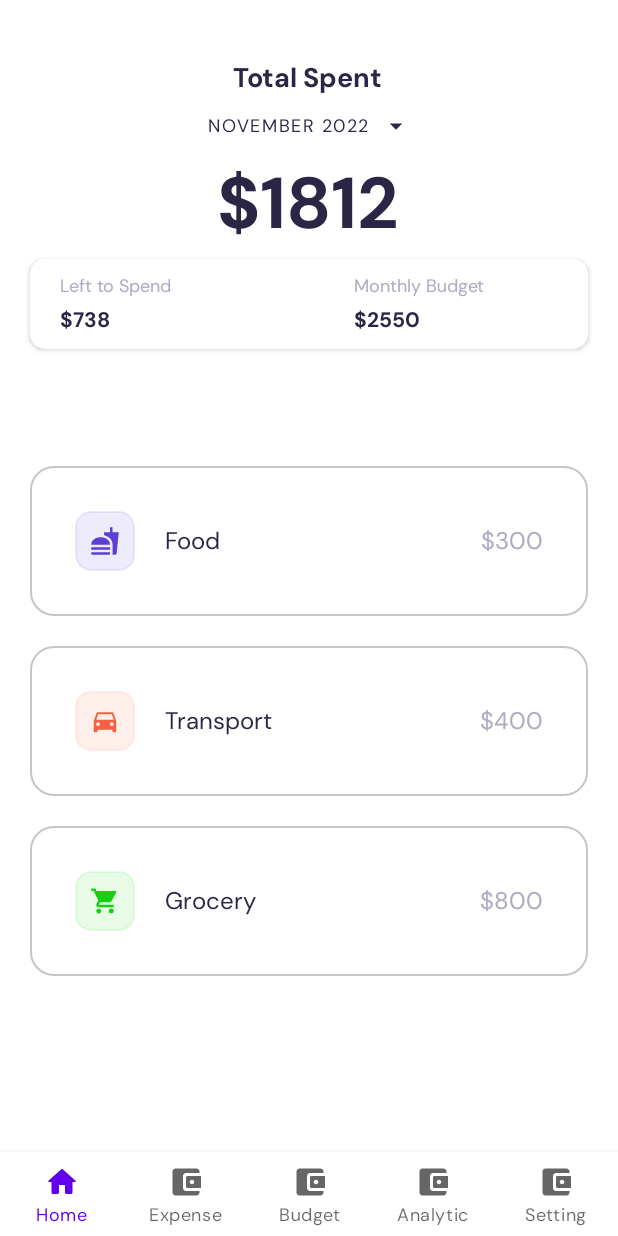
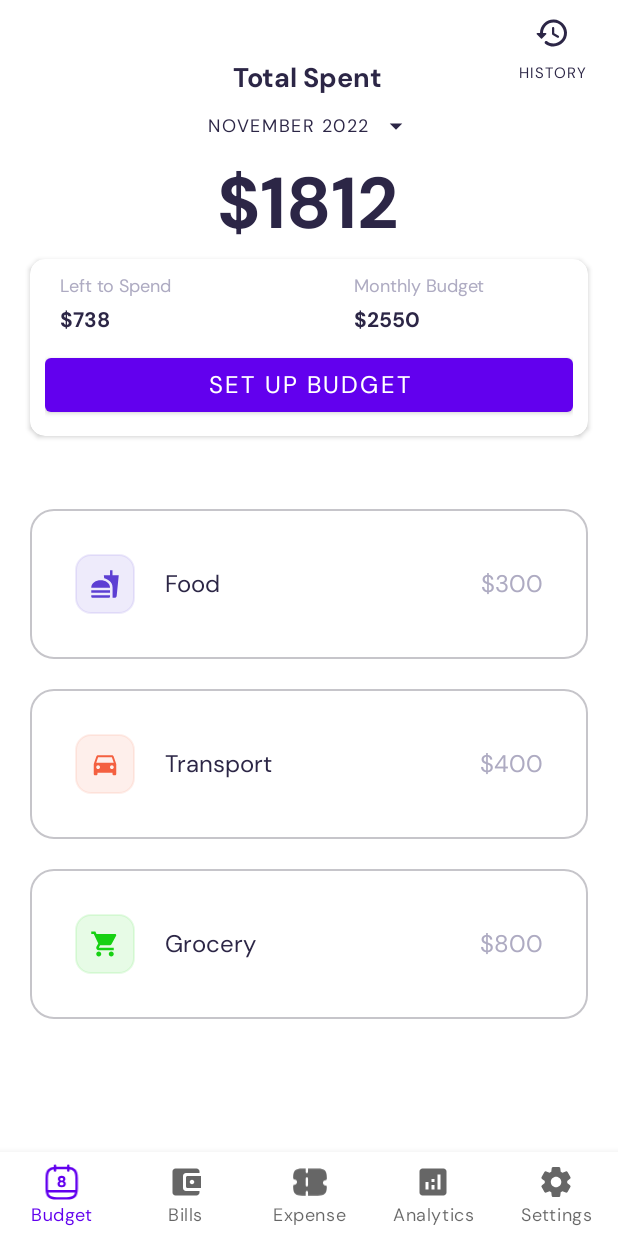
Before and after one commit to asojischool/ANDE_Assignment_Budget, an Android app: the MainActivity screen opened directly, with no data from a screen before it, on a phone screen of 412 x 824 dp. Run offline under Robolectric (Android 15) with nearby library versions, the phone set to English and light mode, and no system bars; libraries missing offline, so code that uses them is left out: com.whiteelephant.monthpicker; 2 statements that could not run were skipped.

Commit message:
Update icons and Add button

```diff
--- /dev/null
+++ b/app/src/main/res/drawable/ic_baseline_analytics_24.xml
@@ -0,0 +1,5 @@
+<vector android:height="24dp" android:tint="#FCFCFC"
+    android:viewportHeight="24" android:viewportWidth="24"
+    android:width="24dp" xmlns:android="http://schemas.android.com/apk/res/android">
+    <path android:fillColor="@android:color/white" android:pathData="M19,3L5,3c-1.1,0 -2,0.9 -2,2v14c0,1.1 0.9,2 2,2h14c1.1,0 2,-0.9 2,-2L21,5c0,-1.1 -0.9,-2 -2,-2zM9,17L7,17v-5h2v5zM13,17h-2v-3h2v3zM13,12h-2v-2h2v2zM17,17h-2L15,7h2v10z"/>
+</vector>
--- /dev/null
+++ b/app/src/main/res/drawable/ic_icon_budget.xml
@@ -0,0 +1,16 @@
+<vector xmlns:android="http://schemas.android.com/apk/res/android"
+    android:width="21dp"
+    android:height="22dp"
+    android:viewportWidth="21"
+    android:viewportHeight="22">
+  <path
+      android:pathData="M14.3004,1V4M6.3004,1V4M19.0504,16.6H1.5504M14.3004,2.5C17.6304,2.68 19.3004,3.95 19.3004,8.65V14.83C19.3004,18.95 18.3004,21.01 13.3004,21.01H7.3004C2.3004,21.01 1.3004,18.95 1.3004,14.83V8.65C1.3004,3.95 2.9704,2.69 6.3004,2.5H14.3004Z"
+      android:strokeLineJoin="round"
+      android:strokeWidth="1.5"
+      android:fillColor="#00000000"
+      android:strokeColor="#131117"
+      android:strokeLineCap="round"/>
+  <path
+      android:pathData="M10.3004,7.25C9.0704,7.25 8.0304,7.92 8.0304,9.22C8.0304,9.84 8.3204,10.31 8.7604,10.61C8.1504,10.97 7.8004,11.55 7.8004,12.23C7.8004,13.47 8.7504,14.24 10.3004,14.24C11.8404,14.24 12.8004,13.47 12.8004,12.23C12.8004,11.55 12.4504,10.96 11.8304,10.61C12.2804,10.3 12.5604,9.84 12.5604,9.22C12.5604,7.92 11.5304,7.25 10.3004,7.25ZM10.3004,10.09C9.7804,10.09 9.4004,9.78 9.4004,9.29C9.4004,8.79 9.7804,8.5 10.3004,8.5C10.8204,8.5 11.2004,8.79 11.2004,9.29C11.2004,9.78 10.8204,10.09 10.3004,10.09ZM10.3004,13C9.6404,13 9.1604,12.67 9.1604,12.07C9.1604,11.47 9.6404,11.15 10.3004,11.15C10.9604,11.15 11.4404,11.48 11.4404,12.07C11.4404,12.67 10.9604,13 10.3004,13Z"
+      android:fillColor="#131117"/>
+</vector>
--- /dev/null
+++ b/app/src/main/res/drawable/ic_icon_expense.xml
@@ -0,0 +1,9 @@
+<vector xmlns:android="http://schemas.android.com/apk/res/android"
+    android:width="23dp"
+    android:height="18dp"
+    android:viewportWidth="23"
+    android:viewportHeight="18">
+  <path
+      android:pathData="M21.4987,7.75C21.9087,7.75 22.2487,7.41 22.2487,7V6C22.2487,1.59 20.9087,0.25 16.4987,0.25H10.2487V2.5C10.2487,2.91 9.9087,3.25 9.4987,3.25C9.0887,3.25 8.7487,2.91 8.7487,2.5V0.25H6.4987C2.0887,0.25 0.7487,1.59 0.7487,6V6.5C0.7487,6.91 1.0887,7.25 1.4987,7.25C2.4587,7.25 3.2487,8.04 3.2487,9C3.2487,9.96 2.4587,10.75 1.4987,10.75C1.0887,10.75 0.7487,11.09 0.7487,11.5V12C0.7487,16.41 2.0887,17.75 6.4987,17.75H8.7487V15.5C8.7487,15.09 9.0887,14.75 9.4987,14.75C9.9087,14.75 10.2487,15.09 10.2487,15.5V17.75H16.4987C20.9087,17.75 22.2487,16.41 22.2487,12C22.2487,11.59 21.9087,11.25 21.4987,11.25C20.5387,11.25 19.7487,10.46 19.7487,9.5C19.7487,8.54 20.5387,7.75 21.4987,7.75ZM10.2487,11.17C10.2487,11.58 9.9087,11.92 9.4987,11.92C9.0887,11.92 8.7487,11.58 8.7487,11.17V6.83C8.7487,6.42 9.0887,6.08 9.4987,6.08C9.9087,6.08 10.2487,6.42 10.2487,6.83V11.17Z"
+      android:fillColor="#6347EB"/>
+</vector>
--- /dev/null
+++ b/app/src/main/res/drawable/ic_round_history.xml
@@ -0,0 +1,5 @@
+<vector android:height="24dp" android:tint="#FCFCFC"
+    android:viewportHeight="24" android:viewportWidth="24"
+    android:width="24dp" xmlns:android="http://schemas.android.com/apk/res/android">
+    <path android:fillColor="@android:color/white" android:pathData="M13.26,3C8.17,2.86 4,6.95 4,12L2.21,12c-0.45,0 -0.67,0.54 -0.35,0.85l2.79,2.8c0.2,0.2 0.51,0.2 0.71,0l2.79,-2.8c0.31,-0.31 0.09,-0.85 -0.36,-0.85L6,12c0,-3.9 3.18,-7.05 7.1,-7 3.72,0.05 6.85,3.18 6.9,6.9 0.05,3.91 -3.1,7.1 -7,7.1 -1.61,0 -3.1,-0.55 -4.28,-1.48 -0.4,-0.31 -0.96,-0.28 -1.32,0.08 -0.42,0.42 -0.39,1.13 0.08,1.49C9,20.29 10.91,21 13,21c5.05,0 9.14,-4.17 9,-9.26 -0.13,-4.69 -4.05,-8.61 -8.74,-8.74zM12.75,8c-0.41,0 -0.75,0.34 -0.75,0.75v3.68c0,0.35 0.19,0.68 0.49,0.86l3.12,1.85c0.36,0.21 0.82,0.09 1.03,-0.26 0.21,-0.36 0.09,-0.82 -0.26,-1.03l-2.88,-1.71v-3.4c0,-0.4 -0.34,-0.74 -0.75,-0.74z"/>
+</vector>
--- a/app/src/main/res/layout/activity_main.xml
+++ b/app/src/main/res/layout/activity_main.xml
@@ -5,6 +5,20 @@
     android:layout_width="match_parent"
     android:layout_height="match_parent"
     tools:context=".MainActivity">
+
+    <Button
+        android:id="@+id/iconHistory"
+        android:layout_width="wrap_content"
+        android:layout_height="wrap_content"
+        android:background="#00FFFFFF"
+        android:drawableTop="@drawable/ic_round_history"
+        android:drawableTint="@color/primary_color"
+        android:text="History"
+        android:textColor="@color/primary_color"
+        android:textSize="10sp"
+
+        app:layout_constraintEnd_toEndOf="parent"
+        app:layout_constraintTop_toTopOf="parent" />
 
     <TextView
         android:id="@+id/tvTotalSpentTitle"
@@ -65,6 +79,17 @@
             android:layout_height="match_parent"
             android:layout_margin="10dp">
 
+            <Button
+                android:id="@+id/btnSetUpBudget"
+                android:layout_width="match_parent"
+                android:layout_height="wrap_content"
+                android:layout_marginTop="10dp"
+                android:text="Set Up Budget"
+                app:layout_constraintEnd_toEndOf="parent"
+                app:layout_constraintHorizontal_bias="0.5"
+                app:layout_constraintStart_toStartOf="parent"
+                app:layout_constraintTop_toBottomOf="@+id/tvMonthlyBudget" />
+
             <TextView
                 android:id="@+id/tvLefToSpend"
                 android:layout_width="wrap_content"
@@ -116,10 +141,10 @@
                 android:orientation="vertical"
                 app:layout_constraintGuide_begin="176dp" />
 
-
         </androidx.constraintlayout.widget.ConstraintLayout>
 
     </androidx.cardview.widget.CardView>
+
 
     <androidx.recyclerview.widget.RecyclerView
         android:id="@+id/rvCategorySpent"
--- a/app/src/main/res/menu/bottom_navigation_menu.xml
+++ b/app/src/main/res/menu/bottom_navigation_menu.xml
@@ -3,26 +3,26 @@
     <item
         android:id="@+id/pageHome"
         android:enabled="true"
-        android:icon="@drawable/ic_round_home"
-        android:title="Home"/>
-    <item
-        android:id="@+id/page_2"
-        android:enabled="true"
-        android:icon="@drawable/ic_round_account_balance_wallet"
-        android:title="Expense"/>
-    <item
-        android:id="@+id/page_2"
-        android:enabled="true"
-        android:icon="@drawable/ic_round_account_balance_wallet"
+        android:icon="@drawable/ic_icon_budget"
         android:title="Budget"/>
     <item
         android:id="@+id/page_2"
         android:enabled="true"
         android:icon="@drawable/ic_round_account_balance_wallet"
-        android:title="Analytic"/>
+        android:title="Bills"/>
     <item
         android:id="@+id/page_2"
         android:enabled="true"
-        android:icon="@drawable/ic_round_account_balance_wallet"
-        android:title="Setting"/>
+        android:icon="@drawable/ic_icon_expense"
+        android:title="Expense"/>
+    <item
+        android:id="@+id/page_2"
+        android:enabled="true"
+        android:icon="@drawable/ic_baseline_analytics_24"
+        android:title="Analytics"/>
+    <item
+        android:id="@+id/page_2"
+        android:enabled="true"
+        android:icon="@drawable/ic_round_settings"
+        android:title="Settings"/>
 </menu>
```
Also changed, not shown: app/src/main/java/com/example/ande_assignment_budget/MainActivity.java (indentation only).
